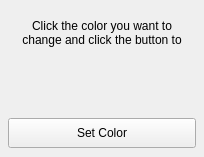
Qt form src/Interface/Application/ColorPickerWidget.ui (SCIInstitute/Seg3D) before a commit.
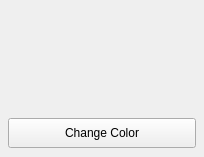
The same form after that commit.

Commit message:
Paints after choosing color!
Still need painting on initialization

The edit to the form file:
```diff
--- a/src/Interface/Application/ColorPickerWidget.ui
+++ b/src/Interface/Application/ColorPickerWidget.ui
@@ -101,25 +101,6 @@
             <property name="bottomMargin">
              <number>4</number>
             </property>
-            <item>
-             <widget class="QLabel" name="label_4">
-              <property name="sizePolicy">
-               <sizepolicy hsizetype="Preferred" vsizetype="Preferred">
-                <horstretch>0</horstretch>
-                <verstretch>0</verstretch>
-               </sizepolicy>
-              </property>
-              <property name="text">
-               <string>Click the color you want to change and click the button to change it.</string>
-              </property>
-              <property name="alignment">
-               <set>Qt::AlignCenter</set>
-              </property>
-              <property name="wordWrap">
-               <bool>true</bool>
-              </property>
-             </widget>
-            </item>
            </layout>
           </widget>
          </item>
@@ -213,7 +194,7 @@
                </size>
               </property>
               <property name="text">
-               <string>Set Color</string>
+               <string>Change Color</string>
               </property>
              </widget>
             </item>
```
The commit also changes 8 other files.
